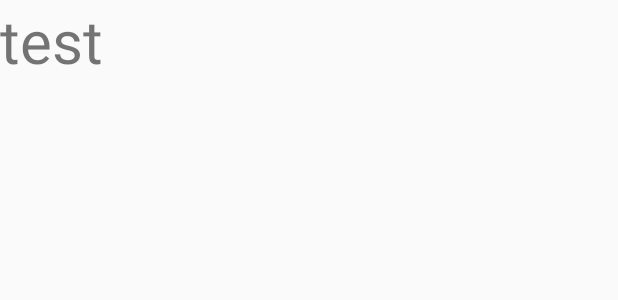
After one commit to KyleOGrady/Peak-Tracker, an Android app: the layout bottom_sheet_layout.xml on its own in the app's theme, with its tools: preview values and no code run, on a phone screen of 412 x 824 dp. The commit adds this screen. Shown: the top 300 px of the screen. Run offline under Robolectric (Android 15) with nearby library versions, the phone set to English and light mode, and no system bars.

Commit message:
Working on bottom dialog

```diff
--- a/app/build.gradle
+++ b/app/build.gradle
@@ -25,6 +25,7 @@ dependencies {
         exclude group: 'com.android.support', module: 'support-annotations'
     })
     compile 'com.android.support:appcompat-v7:26.+'
+    compile 'com.android.support:design:26.+'
     compile 'com.android.support.constraint:constraint-layout:1.0.2'
     compile 'com.readystatesoftware.sqliteasset:sqliteassethelper:+'
     testCompile 'junit:junit:4.12'
--- a/app/src/main/java/kyle/peaktracker/Peak.java
+++ b/app/src/main/java/kyle/peaktracker/Peak.java
@@ -79,7 +79,7 @@ public class Peak {
     //Methods
 
     public String toString(){
-        String printPeak =  _name + " " + _height + " | " + _climbed;
+        String printPeak =  _name + " " + _height;
         return printPeak;
     }
 }
--- /dev/null
+++ b/app/src/main/res/layout/bottom_sheet_layout.xml
@@ -0,0 +1,13 @@
+<?xml version="1.0" encoding="utf-8"?>
+<LinearLayout xmlns:android="http://schemas.android.com/apk/res/android"
+    android:orientation="vertical" android:layout_width="match_parent"
+    android:layout_height="match_parent">
+
+    <TextView
+        android:id="@+id/comments"
+        android:layout_width="match_parent"
+        android:layout_height="wrap_content"
+        android:textSize="40sp"
+        android:text="test"/>
+
+</LinearLayout>
```
Also changed, not shown: app/src/main/java/kyle/peaktracker/ADKActivity.java (+11 -8 lines), app/src/main/java/kyle/peaktracker/PeaksAdapter.java (+21 -6 lines), build.gradle (+8 -0 lines), app/src/main/assets/databases/peaks.db.
